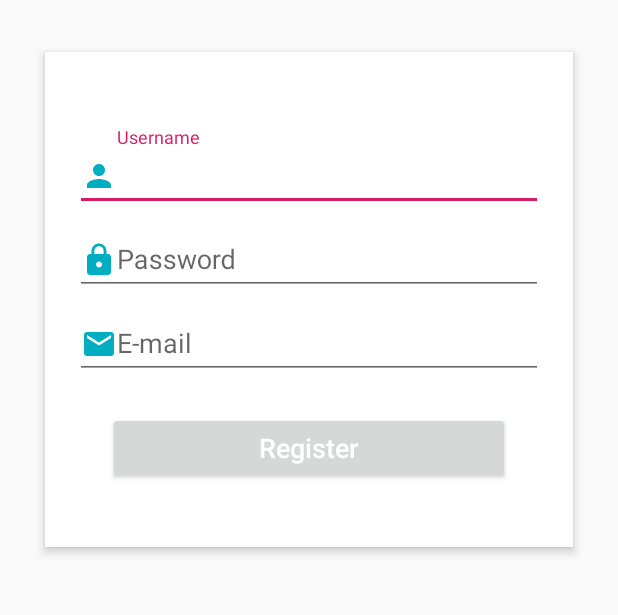
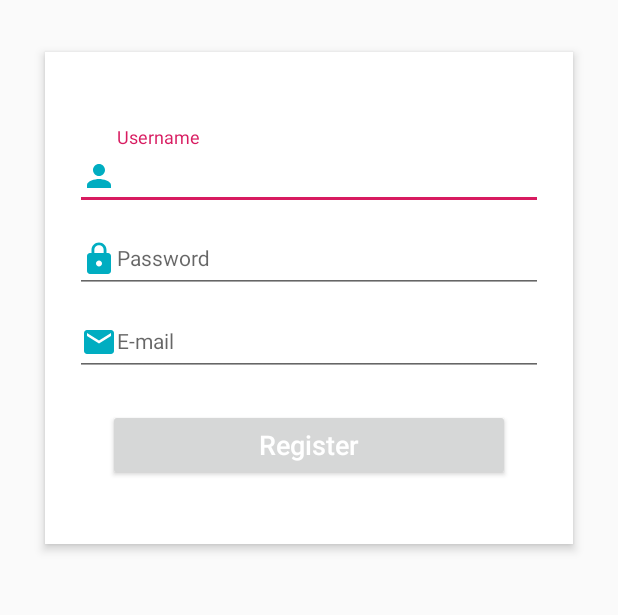
Before and after one commit to DheaMelyadinata/HEbATSitubondo, an Android app: the layout activity_registrasi.xml on its own in the app's theme, with its tools: preview values and no code run, on a phone screen of 412 x 824 dp, the part 241-856 px from its top. Run offline under Robolectric (Android 15) with nearby library versions, the phone set to English and light mode, and no system bars.

Commit message:
update layout login & register

```diff
--- a/app/src/main/res/layout/activity_login.xml
+++ b/app/src/main/res/layout/activity_login.xml
@@ -35,6 +35,7 @@
                     android:layout_height="wrap_content"
                     android:drawableLeft="@drawable/ic_person_24dp"
                     android:hint="Username"
+                    android:textSize="14dp"
                     android:inputType="textPersonName"
                     android:textColor="#FFFFFF"
                     android:textColorHint="#FFFFFF" />
@@ -51,6 +52,7 @@
                     android:layout_marginTop="16dp"
                     android:drawableLeft="@drawable/ic_https_black_24dp"
                     android:hint="Password"
+                    android:textSize="14dp"
                     android:inputType="textPassword"
                     android:textColor="#FFFFFF"
                     android:textColorHint="#FFFFFF" />
--- a/app/src/main/res/layout/activity_registrasi.xml
+++ b/app/src/main/res/layout/activity_registrasi.xml
@@ -34,6 +34,7 @@
                     android:layout_height="wrap_content"
                     android:drawableLeft="@drawable/ic_person_24dp"
                     android:hint="Username"
+                    android:textSize="14dp"
                     android:inputType="textPersonName"
                     android:textColor="#FFFFFF"
                     android:textColorHint="#FFFFFF" />
@@ -50,6 +51,7 @@
                     android:layout_marginTop="16dp"
                     android:drawableLeft="@drawable/ic_https_black_24dp"
                     android:hint="Password"
+                    android:textSize="14dp"
                     android:inputType="textPassword"
                     android:textColor="#FFFFFF"
                     android:textColorHint="#FFFFFF" />
@@ -65,6 +67,7 @@
                     android:layout_height="wrap_content"
                     android:drawableLeft="@drawable/ic_email_black_24dp"
                     android:hint="E-mail"
+                    android:textSize="14dp"
                     android:inputType="textEmailAddress"
                     android:textColor="#FFFFFF"
                     android:textColorHint="#FFFFFF" />
```
